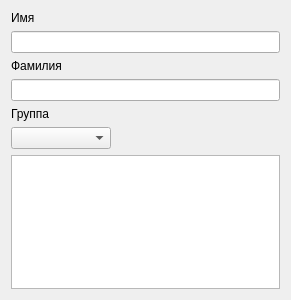
Above: ui/searchstudents.ui from 7enSmile/clientVKR before the change. Below: the same form after it.
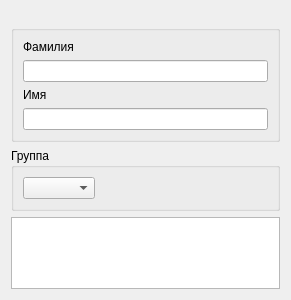
That is the form after the change.

Patch:
```diff
--- a/ui/searchstudents.ui
+++ b/ui/searchstudents.ui
@@ -15,21 +15,11 @@
   </property>
   <layout class="QVBoxLayout" name="verticalLayout_5">
    <item>
-    <layout class="QVBoxLayout" name="verticalLayout_4">
-     <item>
-      <layout class="QVBoxLayout" name="verticalLayout_2">
-       <item>
-        <widget class="QLabel" name="label_2">
-         <property name="text">
-          <string>Имя</string>
-         </property>
-        </widget>
-       </item>
-       <item>
-        <widget class="QLineEdit" name="lineEditName"/>
-       </item>
-      </layout>
-     </item>
+    <widget class="QGroupBox" name="groupBox">
+     <property name="title">
+      <string> </string>
+     </property>
+     <layout class="QVBoxLayout" name="verticalLayout_6">
      <item>
       <layout class="QVBoxLayout" name="verticalLayout">
        <item>
@@ -45,14 +35,28 @@
       </layout>
      </item>
      <item>
-      <layout class="QVBoxLayout" name="verticalLayout_3">
+       <layout class="QVBoxLayout" name="verticalLayout_2">
        <item>
-        <widget class="QLabel" name="label_3">
+         <widget class="QLabel" name="label_2">
          <property name="text">
+           <string>Имя</string>
+          </property>
+         </widget>
+        </item>
+        <item>
+         <widget class="QLineEdit" name="lineEditName"/>
+        </item>
+       </layout>
+      </item>
+     </layout>
+    </widget>
+   </item>
+   <item>
+    <widget class="QGroupBox" name="groupBox_2">
+     <property name="title">
           <string>Группа</string>
          </property>
-        </widget>
-       </item>
+     <layout class="QHBoxLayout" name="horizontalLayout">
        <item>
         <widget class="QComboBox" name="comboBox">
          <property name="maximumSize">
@@ -63,9 +67,21 @@
          </property>
         </widget>
        </item>
-      </layout>
-     </item>
-    </layout>
+      <item>
+       <spacer name="horizontalSpacer">
+        <property name="orientation">
+         <enum>Qt::Horizontal</enum>
+        </property>
+        <property name="sizeHint" stdset="0">
+         <size>
+          <width>168</width>
+          <height>20</height>
+         </size>
+        </property>
+       </spacer>
+      </item>
+     </layout>
+    </widget>
    </item>
    <item>
     <widget class="QTableView" name="tableView">
```
Lines whose indentation alone changed are shown as unchanged.
